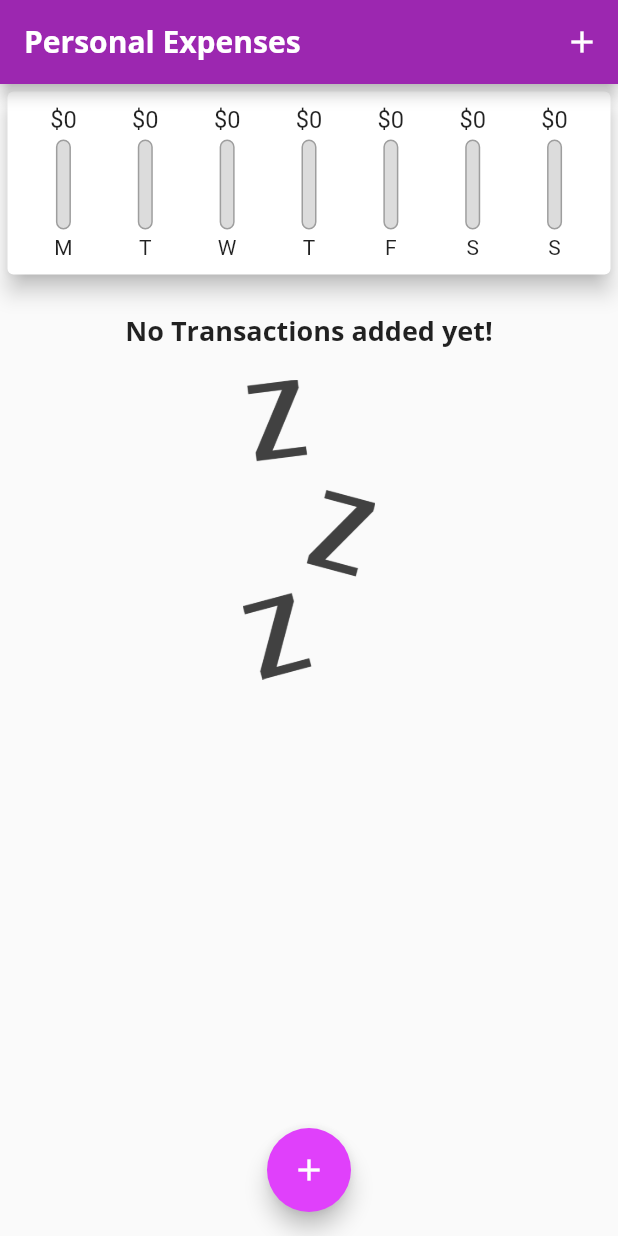
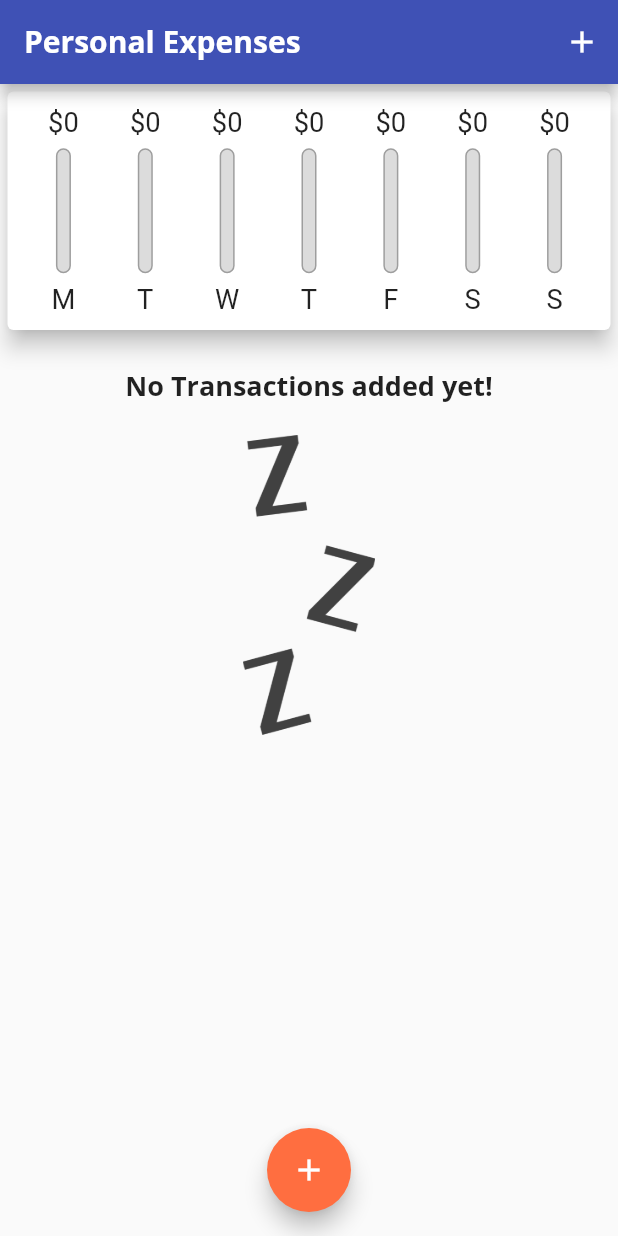
Before and after one commit to fffrowies/expense_planner, a Flutter app: the screen it shows after launch, on a phone screen of 412 x 824 dp. Run offline on Flutter 3.47's test engine with Material 2 defaults, Android fonts, the phone set to English and light mode, and no system bars.

Commit message:
Tamaños calculados en forma dinamica (portrait)

```diff
--- a/lib/main.dart
+++ b/lib/main.dart
@@ -14,8 +14,8 @@ class MyApp extends StatelessWidget {
     return MaterialApp(
       title: 'Personal Expenses',
       theme: ThemeData(
-        primarySwatch: Colors.purple,
-        accentColor: Colors.purpleAccent,
+        primarySwatch: Colors.indigo,
+        accentColor: Colors.deepOrangeAccent,
         fontFamily: 'Quicksand',
         textTheme: ThemeData.light().textTheme.copyWith(
               headline6: TextStyle(
@@ -91,8 +91,7 @@ class _MyHomePageState extends State<MyHomePage> {
 
   @override
   Widget build(BuildContext context) {
-    return Scaffold(
-      appBar: AppBar(
+    final appBar = AppBar(
       title: Text('Personal Expenses'),
       actions: <Widget>[
         IconButton(
@@ -100,14 +99,28 @@ class _MyHomePageState extends State<MyHomePage> {
           onPressed: () => _startAddNewTransaction(context),
         ),
       ],
-      ),
+    );
+    return Scaffold(
+      appBar: appBar,
       body: SingleChildScrollView(
         child: Column(
           // mainAxisAlignment: MainAxisAlignment.start,
           crossAxisAlignment: CrossAxisAlignment.stretch,
           children: <Widget>[
-            Chart(_recentTransactions),
-            TransactionList(_userTransactions, _deleteTransaction),
+            Container(
+              height: (MediaQuery.of(context).size.height -
+                      appBar.preferredSize.height -
+                      MediaQuery.of(context).padding.top) *
+                  0.22,
+              child: Chart(_recentTransactions),
+            ),
+            Container(
+              height: (MediaQuery.of(context).size.height -
+                      appBar.preferredSize.height -
+                      MediaQuery.of(context).padding.top) *
+                  0.78,
+              child: TransactionList(_userTransactions, _deleteTransaction),
+            ),
           ],
         ),
       ),
--- a/lib/widgets/chart_bar.dart
+++ b/lib/widgets/chart_bar.dart
@@ -9,19 +9,21 @@ class ChartBar extends StatelessWidget {
 
   @override
   Widget build(BuildContext context) {
+    return LayoutBuilder(
+      builder: (ctx, constraints) {
         return Column(
           children: <Widget>[
             Container(
-          height: 18,
+              height: constraints.maxHeight * 0.15,
               child: FittedBox(
                 child: Text('\$${spendingAmount.toStringAsFixed(0)}'),
               ),
             ),
             SizedBox(
-          height: 4,
+              height: constraints.maxHeight * 0.05,
             ),
             Container(
-          height: 60,
+              height: constraints.maxHeight * 0.6,
               width: 10,
               child: Stack(
                 children: <Widget>[
@@ -48,10 +50,17 @@ class ChartBar extends StatelessWidget {
               ),
             ),
             SizedBox(
-          height: 4,
+              height: constraints.maxHeight * 0.05,
             ),
-        Text(label),
+            Container(
+              child: FittedBox(
+                child: Text(label),
+              ),
+              height: constraints.maxHeight * 0.15,
+            ),
           ],
+        );
+      },
     );
   }
 }
--- a/lib/widgets/transaction_list.dart
+++ b/lib/widgets/transaction_list.dart
@@ -12,9 +12,7 @@ class TransactionList extends StatelessWidget {
 
   @override
   Widget build(BuildContext context) {
-    return Container(
-      height: 450,
-      child: transactions.isEmpty
+    return transactions.isEmpty
         ? Column(
             children: <Widget>[
               SizedBox(
@@ -72,7 +70,6 @@ class TransactionList extends StatelessWidget {
               );
             },
             itemCount: transactions.length,
-            ),
           );
   }
 }
```
Lines whose indentation alone changed are shown as unchanged.
